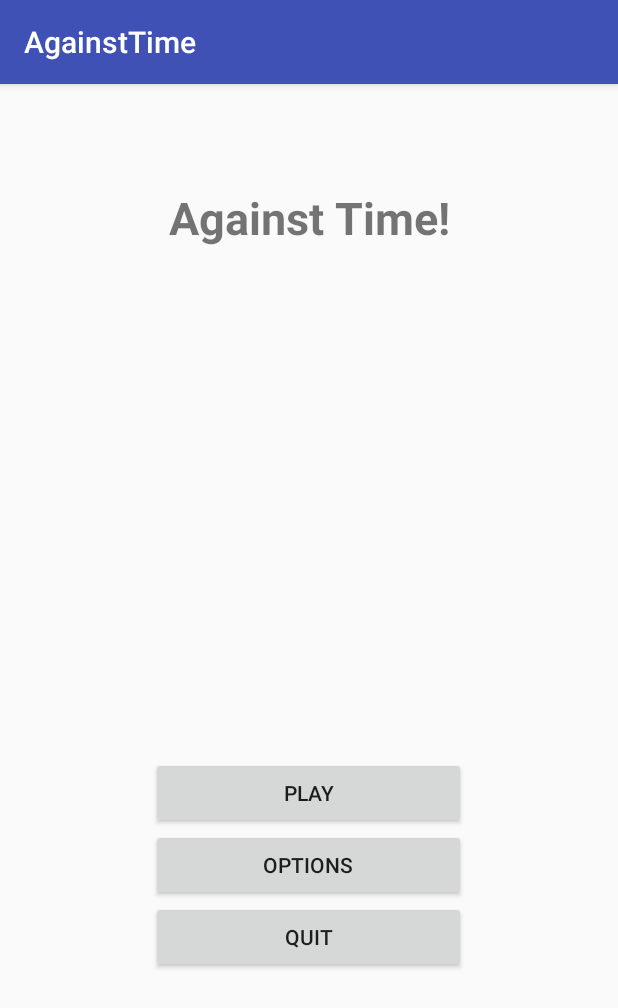
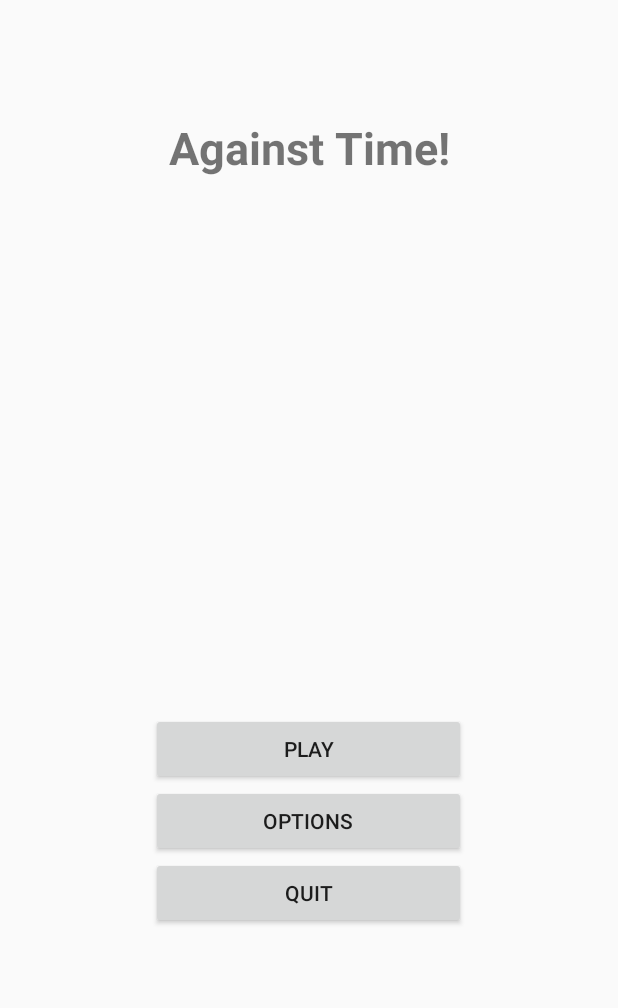
Before and after one commit to Against-Time/GameFiles, an Android app: the screen it shows after launch (MainMenu), on a phone screen of 412 x 824 dp. Shown: the top 1008 px of the screen. Run offline under Robolectric (Android 15) with nearby library versions, the phone set to English and light mode, and no system bars.

Commit message:
reworked on main menu

```diff
--- a/app/src/main/AndroidManifest.xml
+++ b/app/src/main/AndroidManifest.xml
@@ -9,7 +9,8 @@
         android:roundIcon="@mipmap/ic_launcher_round"
         android:supportsRtl="true"
         android:theme="@style/AppTheme">
-        <activity android:name=".MainMenu">
+        <activity android:name=".MainMenu"
+            android:theme="@style/Theme.AppCompat.Light.NoActionBar">
             <intent-filter>
                 <action android:name="android.intent.action.MAIN" />
 
--- a/app/src/main/java/runnergame/againsttime/Game.java
+++ b/app/src/main/java/runnergame/againsttime/Game.java
@@ -61,10 +61,11 @@
     @Override
     protected void onCreate(Bundle savedInstanceState) {
         super.onCreate(savedInstanceState);
-        //setContentView(R.layout.activity_game);
+
 
         gameCanvas = new GameCanvas(this);
         setContentView(gameCanvas);
+        //setContentView(R.layout.activity_game);
         //setContentView(R.layout.activity_game);
         getWindow().setFlags(WindowManager.LayoutParams.FLAG_FULLSCREEN, WindowManager.LayoutParams.FLAG_FULLSCREEN);
 
@@ -105,7 +106,7 @@
             case MotionEvent.ACTION_MOVE:
                 PlayerPosition.x = (int) event.getX();
                 break;
-            //case MotionEvent.ACTION_SCROLL:
+            //case MotionEvent.ACTION_DOWN:
                 //PlayerPosition.x +=(int) event.getX();
                // break;
         }
--- a/app/src/main/res/layout/activity_game.xml
+++ b/app/src/main/res/layout/activity_game.xml
@@ -67,6 +67,7 @@
         android:id="@+id/button"
         android:layout_width="wrap_content"
         android:layout_height="wrap_content"
+        android:background="@android:color/holo_green_light"
         android:text="Button"
         app:layout_constraintBottom_toBottomOf="parent"
         app:layout_constraintEnd_toEndOf="parent"
--- a/app/src/main/res/layout/activity_main_menu.xml
+++ b/app/src/main/res/layout/activity_main_menu.xml
@@ -6,10 +6,11 @@
     android:layout_width="match_parent"
     android:layout_height="match_parent"
     tools:context=".MainMenu">
+
     <TextView
         android:id="@+id/textView2"
         android:layout_width="215dp"
-        android:layout_height="79dp"
+        android:layout_height="45dp"
         android:text="Against Time!"
         android:textAlignment="center"
         android:textSize="30sp"
```
